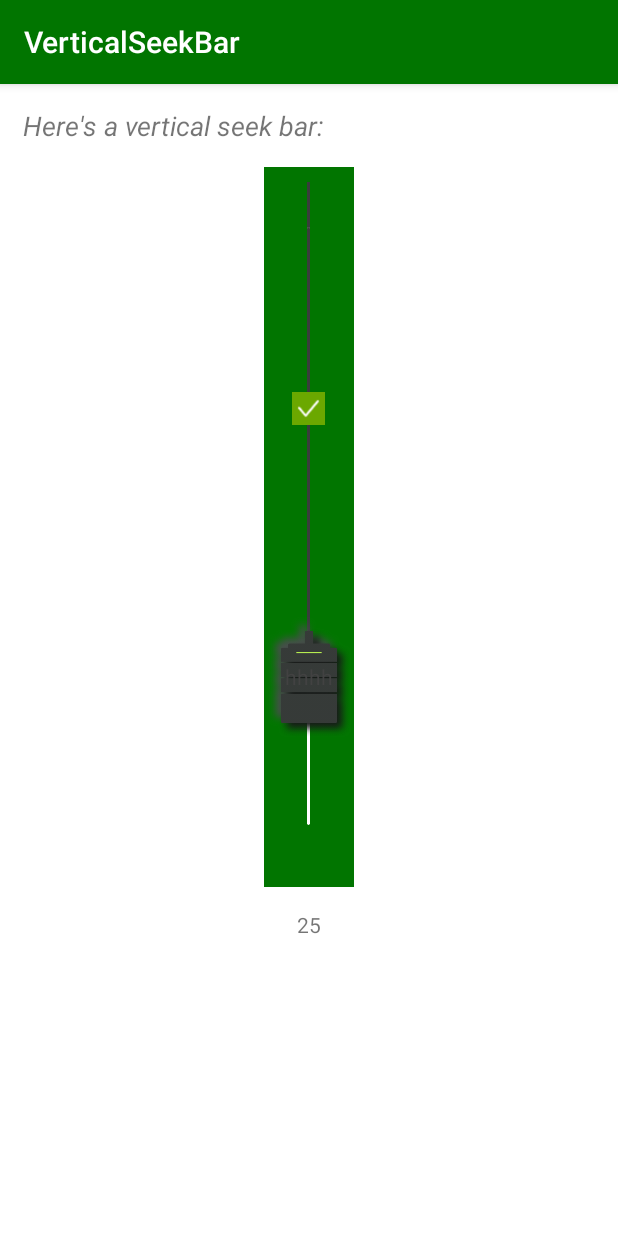
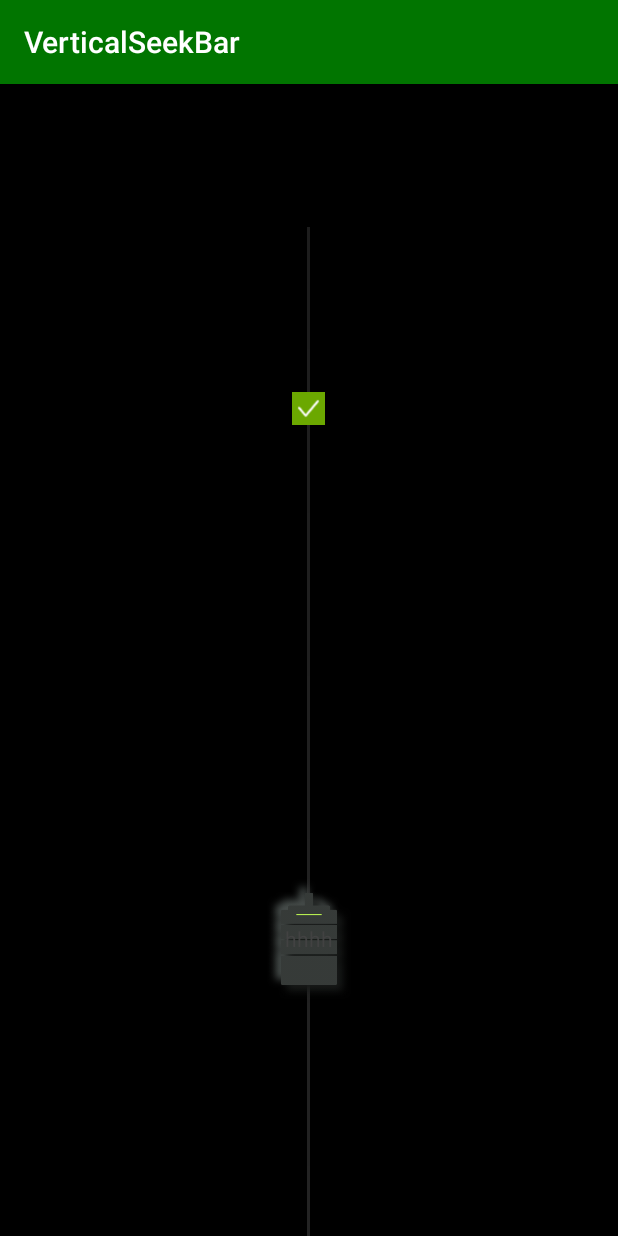
Before and after one commit to willpyshan13/ReserveVerticalSeekBar, an Android app: the screen it shows after launch (MainActivity), on a phone screen of 412 x 824 dp. Run offline under Robolectric (Android 15) with nearby library versions, the phone set to English and light mode, and no system bars.

Commit message:
修改属性

```diff
--- a/verticalseekbar-example/src/main/res/layout/activity_main.xml
+++ b/verticalseekbar-example/src/main/res/layout/activity_main.xml
@@ -5,7 +5,7 @@
     android:layout_width="match_parent"
     android:layout_height="match_parent"
     android:orientation="vertical"
-    android:background="@android:color/white"
+    android:background="@android:color/background_dark"
     android:scrollbars="none"
     tools:context=".MainActivity">
 
@@ -18,7 +18,6 @@
         android:textStyle="italic" />
 
     <RelativeLayout
-        android:background="@color/colorPrimary"
         android:layout_gravity="center"
         android:layout_width="wrap_content"
         android:layout_height="wrap_content">
@@ -26,9 +25,9 @@
         <com.lukelorusso.verticalseekbar.VerticalSeekBar
             android:id="@+id/mainVerticalSeekBar"
             android:layout_width="60dp"
-            android:layout_height="480dp"
+            android:layout_height="1280dp"
             android:layout_gravity="center"
-            app:vsb_bar_background="@android:color/transparent"
+            app:vsb_bar_background="#000000"
             app:vsb_bar_corner_radius="15dp"
             app:vsb_bar_width="2dp"
             app:vsb_click_to_set_progress="false"
--- a/verticalseekbar/src/main/kotlin/com/lukelorusso/verticalseekbar/VerticalSeekBar.kt
+++ b/verticalseekbar/src/main/kotlin/com/lukelorusso/verticalseekbar/VerticalSeekBar.kt
@@ -35,9 +35,9 @@ open class VerticalSeekBar @JvmOverloads constructor(
     companion object {
         private const val DEFAULT_MAX_VALUE = 100
         private const val DEFAULT_PROGRESS = 0
-        private const val DEFAULT_DRAWABLE_BACKGROUND: String = "#f6f6f6"
-        private const val DEFAULT_DRAWABLE_PROGRESS_START: String = "#4D88E1"
-        private const val DEFAULT_DRAWABLE_PROGRESS_END: String = "#7BA1DB"
+        private const val DEFAULT_DRAWABLE_BACKGROUND: String = "#000000"
+        private const val DEFAULT_DRAWABLE_PROGRESS_START: String = "#1A1A1A"
+        private const val DEFAULT_DRAWABLE_PROGRESS_END: String = "#252525"
     }
 
     enum class Placeholder {
@@ -358,7 +358,7 @@ open class VerticalSeekBar @JvmOverloads constructor(
                 GradientDrawable.Orientation.TOP_BOTTOM,
                 intArrayOf(barProgressStartColor, barProgressEndColor)
             ).apply { cornerRadius = 0f }
-//            barProgress.background = barProgressDrawable
+            barProgress.background = barProgressDrawable
 
             // Applying card corner radius
             barCardView.radius = barCornerRadius.toFloat()
--- a/verticalseekbar/src/main/res/layout/layout_verticalseekbar.xml
+++ b/verticalseekbar/src/main/res/layout/layout_verticalseekbar.xml
@@ -8,7 +8,6 @@
     <View
         android:layout_marginTop="10dp"
         android:id="@+id/barBackgroundTop"
-        android:background="#393D3B"
         android:layout_gravity="center_horizontal"
         android:layout_width="10dp"
         android:layout_height="90dp" />
@@ -22,13 +21,11 @@
         app:cardElevation="0dp">
 
         <View
-            android:id="@+id/barProgress"
-            android:background="#393D3B"
+            android:id="@+id/barBackground"
             android:layout_width="match_parent"
             android:layout_height="match_parent" />
-
         <View
-            android:id="@+id/barBackground"
+            android:id="@+id/barProgress"
             android:layout_width="match_parent"
             android:layout_height="match_parent" />
 
```
